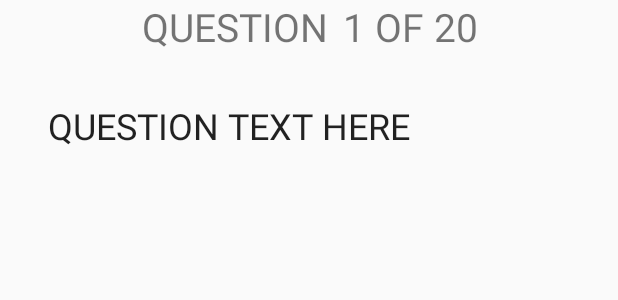
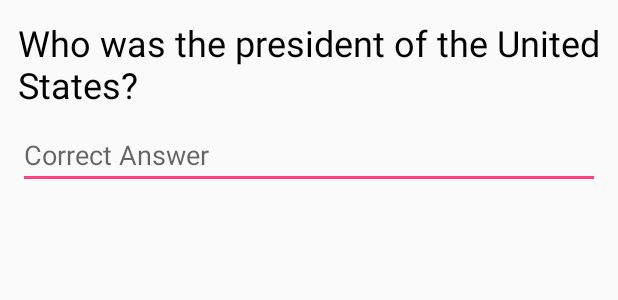
Before and after one commit to Darrennchan8/quizard, an Android app: the layout fragment_question_view.xml on its own in the app's theme, with its tools: preview values and no code run, on a phone screen of 412 x 824 dp. Shown: the top 300 px of the screen. Run offline under Robolectric (Android 15) with nearby library versions, the phone set to English and light mode, and no system bars.

Commit message:
Fix RadioGroups, preserve question/fragment state after page transitions on the ViewPager

```diff
--- a/app/src/main/java/cmsc355/groupF/quizard/QuestionBuilderFragment.java
+++ b/app/src/main/java/cmsc355/groupF/quizard/QuestionBuilderFragment.java
@@ -25,7 +25,6 @@ import cmsc355.groupF.quizard.quiz.QuestionType;
  * A simple {@link Fragment} subclass.
  */
 public class QuestionBuilderFragment extends Fragment {
-
 
     private Question mQuestion;
 
--- a/app/src/main/res/layout/fragment_question_view.xml
+++ b/app/src/main/res/layout/fragment_question_view.xml
@@ -4,108 +4,48 @@
     android:id="@+id/frameLayout"
     android:layout_width="match_parent"
     android:layout_height="match_parent"
+    android:padding="12dp"
     tools:context="cmsc355.groupF.quizard.QuestionViewFragment">
 
     <TextView
-        android:id="@+id/textView"
+        android:id="@+id/question_text"
         android:layout_width="wrap_content"
         android:layout_height="wrap_content"
-        android:layout_marginEnd="18dp"
-        android:layout_marginLeft="1dp"
-        android:layout_marginRight="18dp"
-        android:layout_marginStart="1dp"
-        android:gravity="center_vertical|center_horizontal|center"
-        android:text="Question "
-        android:textAllCaps="true"
-        android:textSize="26sp"
-        app:layout_constraintBaseline_toBaselineOf="@+id/question_num"
-        app:layout_constraintEnd_toStartOf="@+id/textView2"
-        app:layout_constraintHorizontal_chainStyle="packed"
-        app:layout_constraintStart_toStartOf="parent" />
-
-    <TextView
-        android:id="@+id/question_num"
-        android:layout_width="wrap_content"
-        android:layout_height="wrap_content"
-        tools:text="@string/question_number"
-        android:textAllCaps="true"
-        android:textSize="26sp"
-        app:layout_constraintEnd_toStartOf="@+id/textView2" />
-
-    <TextView
-        android:id="@+id/textView2"
-        android:layout_width="wrap_content"
-        android:layout_height="wrap_content"
-        android:text=" of "
-        android:textAllCaps="true"
-        android:textSize="26sp"
-        app:layout_constraintBaseline_toBaselineOf="@+id/question_num"
-        app:layout_constraintEnd_toStartOf="@+id/num_questions"
-        app:layout_constraintStart_toEndOf="@+id/textView" />
-
-    <TextView
-        android:id="@+id/num_questions"
-        android:layout_width="wrap_content"
-        android:layout_height="wrap_content"
-        tools:text="@string/question_total"
-        android:textAllCaps="true"
-        android:textSize="26sp"
-        app:layout_constraintBaseline_toBaselineOf="@+id/textView2"
-        app:layout_constraintEnd_toEndOf="parent"
-        app:layout_constraintStart_toEndOf="@+id/textView2" />
-
-
-    <TextView
-        android:id="@+id/question_text"
-        android:layout_width="0dp"
-        android:layout_height="wrap_content"
-        android:layout_margin="32dp"
-        android:layout_marginEnd="8dp"
-        android:layout_marginLeft="8dp"
-        android:layout_marginRight="8dp"
-        android:layout_marginStart="8dp"
-        tools:text="QUESTION TEXT HERE"
-        android:textAppearance="@style/TextAppearance.AppCompat.Headline"
+        android:paddingBottom="8dp"
+        android:textColor="@color/black"
+        android:textSize="24sp"
+        app:layout_constraintStart_toStartOf="parent"
         app:layout_constraintEnd_toEndOf="parent"
         app:layout_constraintLeft_toLeftOf="parent"
         app:layout_constraintRight_toRightOf="parent"
-        app:layout_constraintStart_toStartOf="parent"
-        app:layout_constraintTop_toBottomOf="@+id/question_num" />
+        tools:text="Who was the president of the United States?" />
 
     <ScrollView
         android:layout_width="match_parent"
-        android:layout_height="wrap_content"
-        android:id="@+id/multiple_choice_answer_section"
-        android:layout_marginTop="8dp"
-        android:padding="4dp"
+        android:id="@+id/multiple_choice_wrapper"
+        android:layout_height="0dp"
         android:visibility="gone"
         tools:visibility="visible"
-        app:layout_constraintVertical_bias="0"
         app:layout_constraintTop_toBottomOf="@+id/question_text"
         app:layout_constraintBottom_toBottomOf="parent"
         app:layout_constraintLeft_toLeftOf="parent"
         app:layout_constraintRight_toRightOf="parent">
         <RadioGroup
-            android:id="@+id/answer_choice_list"
+            android:id="@+id/answer_multiple_choice"
             android:layout_width="match_parent"
             android:layout_height="wrap_content"
             android:orientation="vertical">
         </RadioGroup>
     </ScrollView>
-    <android.support.constraint.ConstraintLayout
+
+    <EditText
+        android:id="@+id/answer_short_response"
         android:layout_width="match_parent"
         android:layout_height="wrap_content"
-        android:id="@+id/short_response_answer"
-        android:layout_marginTop="8dp"
-        android:padding="4dp"
+        android:hint="@string/correct_answer"
+        android:inputType="text|textAutoCorrect"
+        android:visibility="gone"
         app:layout_constraintTop_toBottomOf="@+id/question_text"
-        android:visibility="gone">
-        <EditText
-            android:id="@+id/short_response_answer_field"
-            android:layout_width="match_parent"
-            android:layout_height="wrap_content"
-            android:hint="@string/correct_answer"
-            android:inputType="text|textAutoCorrect"/>
-    </android.support.constraint.ConstraintLayout>
+        tools:visibility="visible" />
 
 </android.support.constraint.ConstraintLayout>
--- a/app/src/main/res/values/colors.xml
+++ b/app/src/main/res/values/colors.xml
@@ -3,4 +3,5 @@
     <color name="colorPrimary">#3F51B5</color>
     <color name="colorPrimaryDark">#303F9F</color>
     <color name="colorAccent">#FF4081</color>
+    <color name="black">#000000</color>
 </resources>
```
Also changed, not shown: app/build.gradle (+4 -4 lines), app/src/main/java/cmsc355/groupF/quizard/QuestionViewActivity.java (+12 -12 lines), app/src/main/java/cmsc355/groupF/quizard/QuestionViewFragment.java (+56 -55 lines), app/src/main/java/cmsc355/groupF/quizard/QuestionViewPageAdapter.java (+11 -28 lines), app/src/main/java/cmsc355/groupF/quizard/quiz/MultipleChoiceAnswer.java (+14 -0 lines), app/src/main/java/cmsc355/groupF/quizard/quiz/Question.java (+25 -0 lines), app/src/main/res/layout/multiple_choice_answer.xml (+7 -27 lines).
